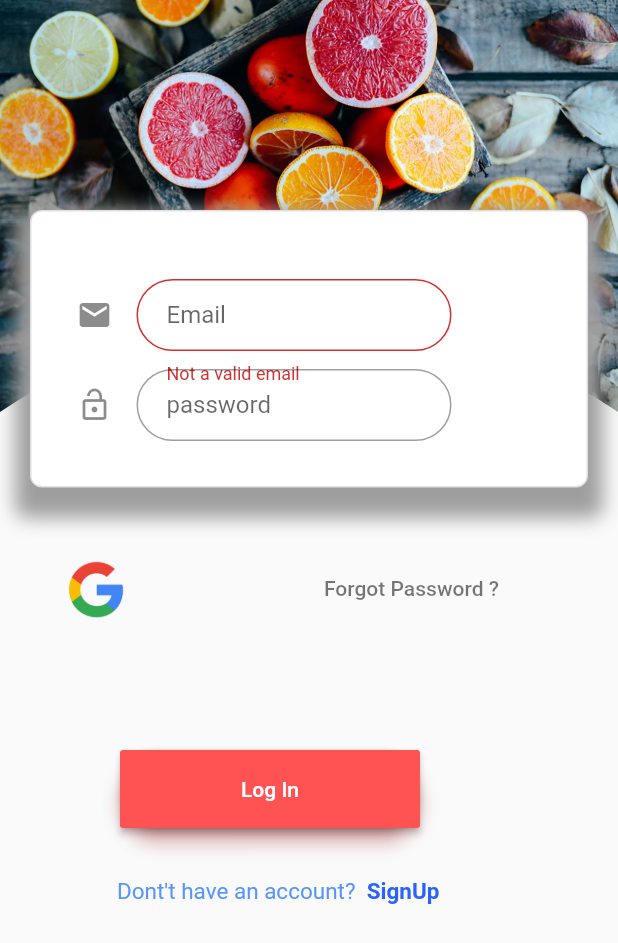
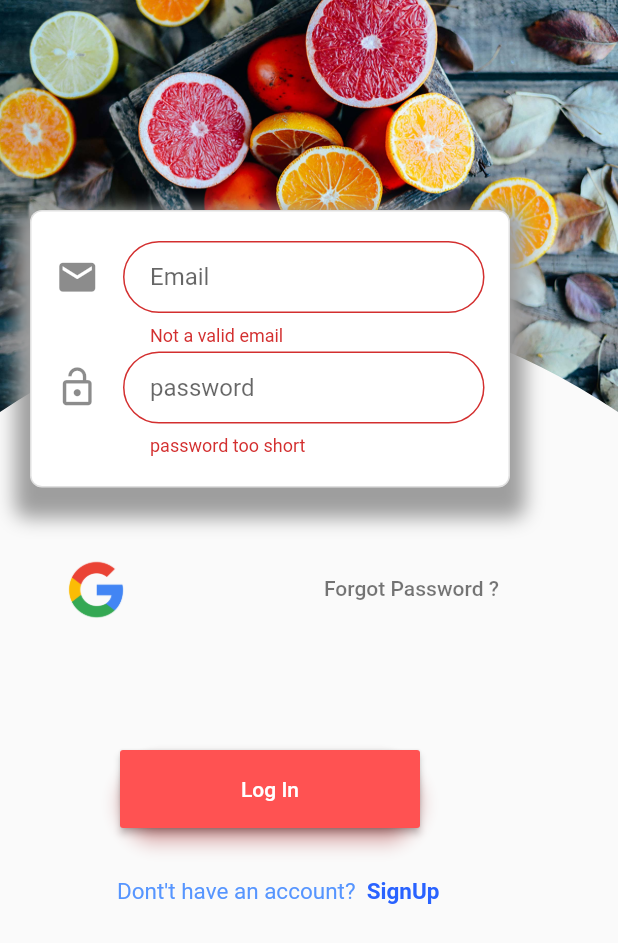
Before and after one commit to vishweshsoni/v_signin, a Flutter app: the screen it shows after launch, after a tap on "Log In", on a phone screen of 412 x 824 dp. Shown: the top 943 px of the screen. Run offline on Flutter 3.47's test engine with Material 2 defaults, Android fonts, the phone set to English and light mode, and no system bars; our stand-ins replace firebase_auth, google_sign_in; accounts and stored records are empty; Roboto replaces fonts that are missing (Nunito).

```diff
--- a/lib/login_image.dart
+++ b/lib/login_image.dart
@@ -16,50 +16,19 @@ class LoginPage extends StatefulWidget {
   _LoginPageState createState() => new _LoginPageState();
 }
 
+enum FormType {
+  login,
+  register,
+}
+
 class _LoginPageState extends State<LoginPage> {
-  BuildContext context;
   final GlobalKey<FormState> formKey = new GlobalKey<FormState>();
   final GlobalKey<ScaffoldState> _scaffoldKey = new GlobalKey<ScaffoldState>();
   String _email;
   String _password;
-
-  ScrollController scrollController = new ScrollController();
-
-  UserData user = new UserData();
-  UserAuth userAuth = new UserAuth();
-  bool autovalidate = false;
-  Validation validations = new Validation();
-
-  //another submit method easy
-  void _submit() {
-    final form = formKey.currentState;
-    if (form.validate()) {
-      form.save();
-      _performLogin();
-    }
-  }
-
-  void _performLogin() async {
-    try {
-      FirebaseUser user = await FirebaseAuth.instance
-          .signInWithEmailAndPassword(email: _email, password: _password);
-    } catch (e) {
-      print("error: $e");
-    }
-    final snackbar =
-        new SnackBar(content: new Text('email : $_email,password:$_password'));
-    _scaffoldKey.currentState.showSnackBar(snackbar);
-  }
-
-  void showInSnackBar(String value) {
-    _scaffoldKey.currentState
-        .showSnackBar(new SnackBar(content: new Text(value)));
-  }
-
-  bool _flag = false;
   FirebaseAuth _auth = FirebaseAuth.instance;
   GoogleSignIn googleSignIn = new GoogleSignIn();
-  //auto signin method
+  bool autovalidate = false;
   Future<FirebaseUser> _signIn() async {
     GoogleSignInAccount googleSignInAccount = await googleSignIn.signIn();
     GoogleSignInAuthentication gSA = await googleSignInAccount.authentication;
@@ -72,85 +41,98 @@ class _LoginPageState extends State<LoginPage> {
     print("User name :${user.displayName}");
     return user;
   }
+  void _submit() {
+    final form = formKey.currentState;
+    if (form.validate()) {
+      form.save();
+      _performLogin();
+    }
+  }
+  void _performLogin() async {
+    try {
+      FirebaseUser user = await FirebaseAuth.instance
+          .signInWithEmailAndPassword(email: _email, password: _password);
+      Navigator.of(context).pushNamed(Signup.tag);
 
+    } catch (e) {
+      print("error: $e");
+    }
+    final snackbar =
+    new SnackBar(content: new Text('email : $_email,password:$_password'));
+    _scaffoldKey.currentState.showSnackBar(snackbar);
+  }
   @override
   Widget build(BuildContext context) {
-    Validation validations = new Validation();
-    this.context = context;
+    // TODO: implement build
 
-    final image = Container(
+    return new Scaffold(
+      key: _scaffoldKey,
+      body: new Container(
         child: new Stack(
           children: <Widget>[
             new ClipPath(
               child: new Image.asset('images/food.jpg'),
               clipper: new BottomClipper(),
             ),
+            new Container(
 
-        ],
-      ),
-    );
+              child: new Form(
 
-    final box = Container(
-      child: new Container(
-        child: Row(
-          children: <Widget>[
-            new Stack(
-              children: <Widget>[
-                new Container(
-                  height: 250.0,
-                  width: 250.0,
-                  margin: new EdgeInsets.only(top: 45.0, left: 30.0),
-                  child: new Form(
+
+
+
+
                       key: formKey,
                       autovalidate: autovalidate,
-                    child: TextFormField(
+                      child: new Container(
+                        margin: EdgeInsets.all(3.0),
+                        padding: EdgeInsets.all(13.0),
+                        child: new Column(
+                          crossAxisAlignment: CrossAxisAlignment.stretch,
+                            mainAxisAlignment: MainAxisAlignment.spaceEvenly,
+
+                          children: <Widget>[
+
+
+                            new TextFormField(
+
                               keyboardType: TextInputType.emailAddress,
                               autofocus: false,
                               autocorrect: true,
-//                      validator: validations.validateEmail,
-//                      onSaved: (String email){
-//                        user.email =email;
-//                      },
                                 validator: (val) =>
                                 !val.contains('@') ? 'Not a valid email' : null,
                               onSaved: (val) => _email = val,
                               decoration: InputDecoration(
-                        icon: new Icon(Icons.email),
+
+                                icon: new Icon(Icons.email,size: 29.0,),
                                 hintText: 'Email',
-                        contentPadding:
-                            EdgeInsets.fromLTRB(20.0, 10.0, 20.0, 10.0),
+                                 contentPadding: EdgeInsets.fromLTRB(18.0, 8.0, 20.0, 15.0),
                                   border: OutlineInputBorder(
+
                                       borderRadius: BorderRadius.circular(32.0)),
                               ),
                             ),
-                  ),
-                ),
-                new Container(
-                  height: 100.0,
-                  width: 250.0,
-                  margin: new EdgeInsets.only(top: 105.0, left: 30.0),
-                  child: TextFormField(
+                            new TextFormField(
                               autofocus: false,
                               obscureText: true,
                               validator: (val) =>
                               val.length < 6 ? 'password too short' : null,
                               onSaved: (val) => _password = val,
                               decoration: InputDecoration(
-                      icon: new Icon(Icons.lock_open),
+                                icon: new Icon(Icons.lock_open,size: 29.0,),
                                 hintText: 'password',
                                 contentPadding:
-                          EdgeInsets.fromLTRB(20.0, 10.0, 20.0, 10.0),
+                                EdgeInsets.fromLTRB(18.0, 8.0, 20.0, 15.0),
                                 border: OutlineInputBorder(
                                     borderRadius: BorderRadius.circular(32.0)),
                               ),
                             ),
-                ),
-              ],
-            ),
                           ],
                         ),
                       ),
+              ),
               height: 185.0,
+              width: 320.0,
               margin: new EdgeInsets.only(left: 20.0, top: 140.0, right: 20.0),
               decoration: new BoxDecoration(
                 color: Colors.white,
@@ -166,23 +148,8 @@ class _LoginPageState extends State<LoginPage> {
                   ),
                 ],
               ),
-    );
-
-    //Forget password?
-    final forget = new Container(
-      margin: EdgeInsets.only(top: 368.0, left: 200.0),
-      child: FlatButton(
-        child: Text(
-          'Forgot Password ?',
-          style: TextStyle(
-            color: Colors.black54,
             ),
-        ),
-        onPressed: () {},
-      ),
-    );
-
-    final login = Padding(
+            new Padding(
               padding: EdgeInsets.only(top: 500.0, left: 80.0),
               child: Material(
                 borderRadius: BorderRadius.circular(30.0),
@@ -199,9 +166,20 @@ class _LoginPageState extends State<LoginPage> {
                   ),
                 ),
               ),
-    );
-
-    final Glogin = Padding(
+            ),
+      new Container(
+        margin: EdgeInsets.only(top: 368.0, left: 200.0),
+        child: FlatButton(
+          child: Text(
+            'Forgot Password ?',
+            style: TextStyle(
+              color: Colors.black54,
+            ),
+          ),
+          onPressed: () {},
+        ),
+      ),
+      Padding(
         padding: EdgeInsets.only(top: 367.0, left: 20.0),
         child: MaterialButton(
           child: Image.asset(
@@ -214,8 +192,8 @@ class _LoginPageState extends State<LoginPage> {
               Navigator.of(context).pushNamed(HomePage.tag))
               .catchError((e) => print(e)),
         ),
-    );
-    final signup = Container(
+      ),
+      Container(
         margin: EdgeInsets.only(top: 570.0, left: 62.0),
         child: new FlatButton(
           child: RichText(
@@ -241,22 +219,13 @@ class _LoginPageState extends State<LoginPage> {
           onPressed: () => Navigator.of(context).pushNamed(Signup.tag),
         ),
 
-    );
+      ),
 
-    return Scaffold(
-        key: _scaffoldKey,
-        body: new Container(
-          child: Stack(
-            children: <Widget>[
-              image,
-              box,
-              forget,
-              login,
-              Glogin,
-              signup
           ],
         ),
-        ));
+      ),
+
+    );
   }
 }
 
--- a/lib/signup_page.dart
+++ b/lib/signup_page.dart
@@ -1,3 +1,4 @@
+import 'package:demo/login_image.dart';
 import 'package:flutter/material.dart';
 
 class Signup extends StatefulWidget {
@@ -8,6 +9,7 @@ class Signup extends StatefulWidget {
 }
 
 class _SignupState extends State<Signup> {
+  FormType _formtype= FormType.register;
   String  _username;
   String _email;
   String _password;
@@ -85,7 +87,7 @@ class _SignupState extends State<Signup> {
           ],
         ),
       ),
-      height: 185.0,
+      height: 400.0,
       margin: new EdgeInsets.only(left: 20.0, top: 140.0, right: 20.0),
       decoration: new BoxDecoration(
         color: Colors.white,
```
Also changed, not shown: 7 other files. Lines whose indentation alone changed are shown as unchanged.
